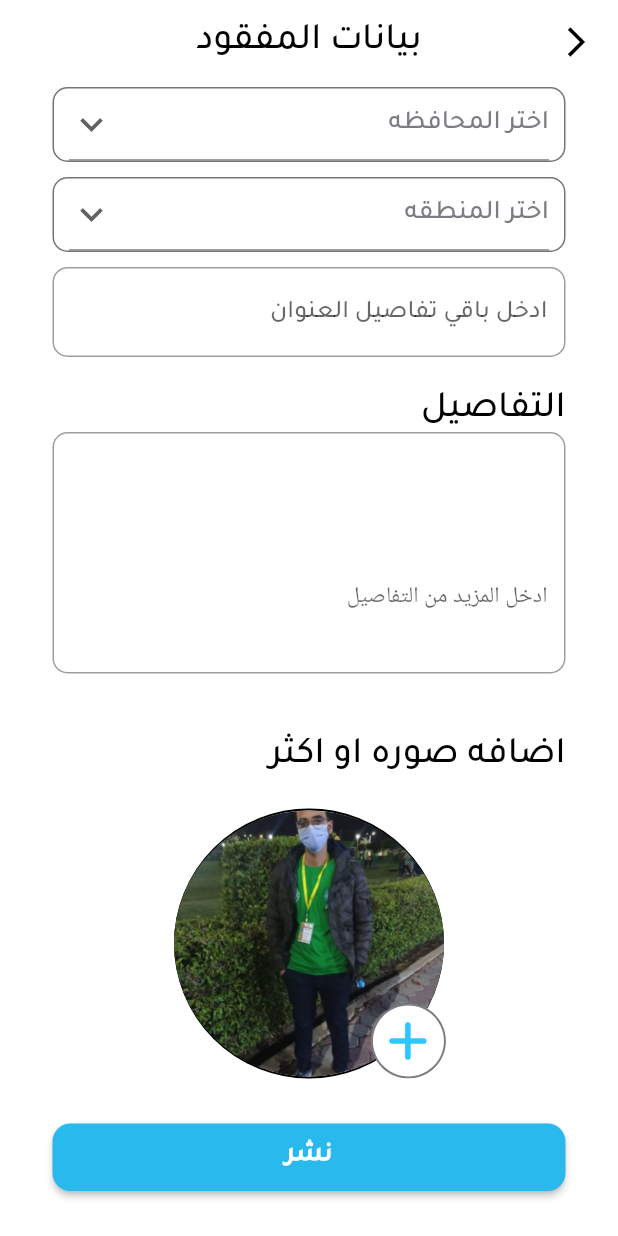
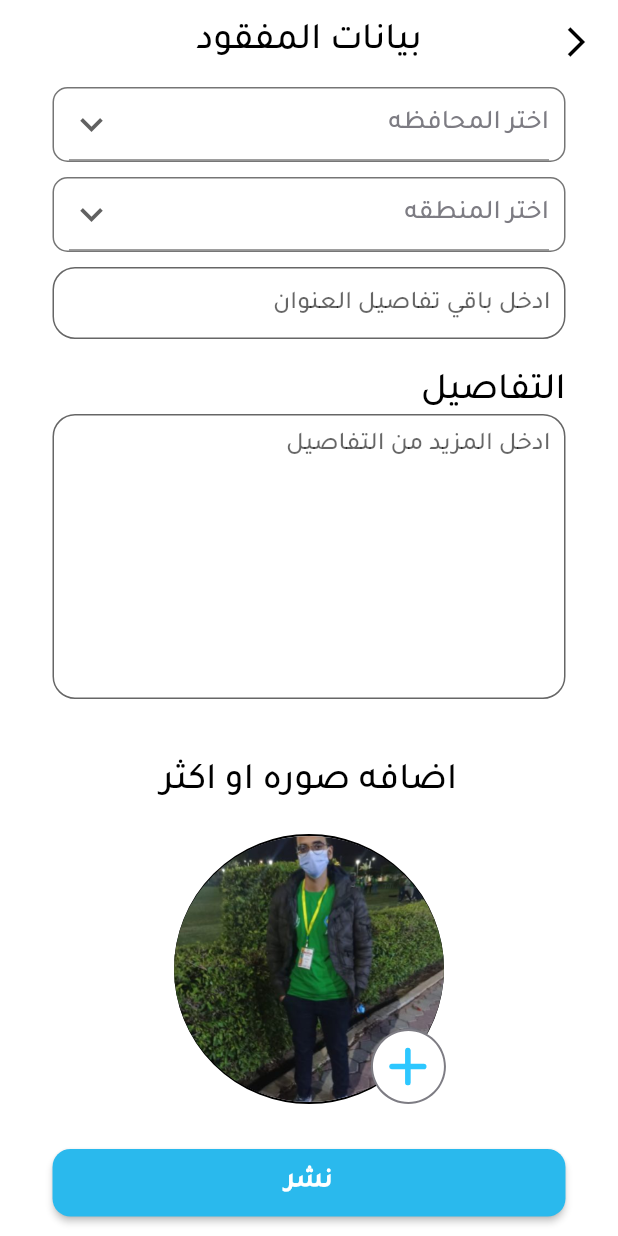
Before and after one commit to Mostafa-Osman/lost_app, a Flutter app: the AddPersonDataScreen screen opened directly, scrolled down 324 dp, on a phone screen of 412 x 824 dp. Run offline on Flutter 3.47's test engine with Material 2 defaults, Android fonts, the light colour scheme and no system bars; our stand-ins replace flutter_bloc, flutter_svg, flutter_switch, hexcolor, image_picker, lottie and 3 more.

Commit message:
no commit

```diff
--- a/lib/modules/add_person_data/add_person_cubit/states.dart
+++ b/lib/modules/add_person_data/add_person_cubit/states.dart
@@ -1,4 +1,17 @@
 abstract class PersonDataStates {}
 
 class PersonDataInitialState extends PersonDataStates {}
+
 class PictureState extends PersonDataStates {}
+
+class GetCameraImageLoading extends PersonDataStates {}
+
+class GetCameraImageSuccess extends PersonDataStates {}
+
+class GetCameraImageError extends PersonDataStates {}
+
+class GetGalleryImageLoading extends PersonDataStates {}
+
+class GetGalleryImageSuccess extends PersonDataStates {}
+
+class GetGalleryImageError extends PersonDataStates {}
--- a/lib/modules/add_person_data/ui/add_person_data.dart
+++ b/lib/modules/add_person_data/ui/add_person_data.dart
@@ -1,13 +1,11 @@
-import 'dart:ui';
-
 import 'package:flutter/cupertino.dart';
 import 'package:flutter/material.dart';
 import 'package:flutter/rendering.dart';
 import 'package:flutter_bloc/flutter_bloc.dart';
-import 'package:flutter_svg/svg.dart';
 import 'package:lost_app/modules/add_person_data/add_person_cubit/cubit.dart';
 import 'package:lost_app/modules/add_person_data/add_person_cubit/states.dart';
-
+import 'package:lost_app/modules/add_person_data/ui/dropdown_Button.dart';
+import 'package:lost_app/modules/add_person_data/ui/upload_pictures.dart';
 import 'package:lost_app/shared/components/raised_button_class.dart';
 import 'package:lost_app/shared/components/text_class.dart';
 import 'package:lost_app/shared/components/text_form_field_class.dart';
@@ -23,11 +21,10 @@ class _AddPersonDataScreenState extends State<AddPersonDataScreen> {
   final _genderKey = GlobalKey<FormState>();
   final _citiesKey = GlobalKey<FormState>();
   final _key = GlobalKey<FormState>();
-  var personName = TextEditingController();
-  var personAge = TextEditingController();
+  final TextEditingController personName = TextEditingController();
+  final TextEditingController personAge = TextEditingController();
   var moreTitleDetails = TextEditingController();
   var detailBox = TextEditingController();
-
   String? selectedValue;
 
   @override
@@ -53,16 +50,49 @@ class _AddPersonDataScreenState extends State<AddPersonDataScreen> {
                 child: Column(
                   crossAxisAlignment: CrossAxisAlignment.start,
                   children: [
-                    //set name, age
-                    buildForm(),
+                    Form(
+                      key: _formKey,
+                      child: Column(
+                        crossAxisAlignment: CrossAxisAlignment.start,
+                        children: [
+                          //name
+                          SizedBox(height: 10),
+                          TextClass(text: 'الاسم', fontSize: 25),
+                          TextFormFieldClass(
+                            roundedRectangleBorder: 10,
+                            controller: personName,
+                            textHint: 'ادخل اسم المفقود',
+                            textColor: lightGrey,
+                            validator: (value) => value!.isEmpty
+                                ? 'من فضلك ادخل اسم المفقود'
+                                : null,
+                          ),
+                          //age
+                          SizedBox(height: 10),
+                          TextClass(text: 'الفئه العمريه', fontSize: 25),
+                          TextFormFieldClass(
+                            roundedRectangleBorder: 10,
+                            controller: personAge,
+                            keyboardType: TextInputType.number,
+                            textHint: 'ادخل العمر التقريبي',
+                            textColor: lightGrey,
+                            validator: (value) => value!.isEmpty
+                                ? 'من فضلك ادخل العمر التقريبي'
+                                : null,
+                          ),
+                        ],
+                      ),
+                    ),
                     SizedBox(height: 10),
+
+                    //dropdownButton
                     TextClass(text: 'النوع', fontSize: 25),
-                    //dropdownButton for Gender
-                    dropdownButton(
+                    DropdownButtonClass(
                       key: _genderKey,
                       hintText: 'اختر النوع',
                       validator: (value) =>
                           value == null ? "من فضلك اختر النوع" : null,
+                      selectedValue: selectedValue,
                       items: ['ذكر', 'انثي', 'اخري']
                           .map((label) => DropdownMenuItem(
                                 child: TextClass(text: label.toString()),
@@ -74,11 +104,12 @@ class _AddPersonDataScreenState extends State<AddPersonDataScreen> {
                     SizedBox(height: 10),
                     TextClass(text: 'مكان الفقدان', fontSize: 25),
                     //dropdownButton for City
-                    dropdownButton(
+                    DropdownButtonClass(
                       key: _citiesKey,
                       hintText: 'اختر المحافظه',
                       validator: (value) =>
                           value == null ? "من فضلك اختر المحافظه" : null,
+                      selectedValue: selectedValue,
                       items: ['القاهره', 'الجيزه', 'اخري']
                           .map((label) => DropdownMenuItem(
                                 child: TextClass(text: label.toString()),
@@ -88,11 +119,12 @@ class _AddPersonDataScreenState extends State<AddPersonDataScreen> {
                     ),
                     SizedBox(height: 10),
                     //location details
-                    dropdownButton(
+                    DropdownButtonClass(
                       key: _key,
                       hintText: 'اختر المنطقه',
                       validator: (value) =>
                           value == null ? "من فضلك اختر المنطقه" : null,
+                      selectedValue: selectedValue,
                       items: ['حلوان', 'دار السلام', 'اخري']
                           .map((label) => DropdownMenuItem(
                                 child: TextClass(text: label.toString()),
@@ -100,18 +132,12 @@ class _AddPersonDataScreenState extends State<AddPersonDataScreen> {
                               ))
                           .toList(),
                     ),
+
                     SizedBox(height: 10),
                     // more title details
-                    TextField(
+                    TextFormFieldClass(
                       controller: moreTitleDetails,
-                      decoration: InputDecoration(
-                        border: OutlineInputBorder(
-                          borderRadius: BorderRadius.all(Radius.circular(10)),
-                        ),
-                        hintText: 'ادخل باقي تفاصيل العنوان',
-                      ),
-                      style: TextStyle(
-                          color: lightGrey, fontFamily: 'Tajawal', height: 0),
+                      textHint: 'ادخل باقي تفاصيل العنوان',
                     ),
                     SizedBox(height: 20),
                     TextClass(
@@ -119,29 +145,14 @@ class _AddPersonDataScreenState extends State<AddPersonDataScreen> {
                       fontSize: 25,
                     ),
 
-                    TextField(
-                      textAlignVertical: TextAlignVertical.top,
-                      decoration: InputDecoration(
-                        border: OutlineInputBorder(
-                          borderRadius: BorderRadius.all(Radius.circular(10)),
-                        ),
-                        hintText: 'ادخل المزيد من التفاصيل',
-                      ),
-                      style: TextStyle(height: 8.0, fontSize: 15),
+                    TextFormFieldClass(
+                      textHint: 'ادخل المزيد من التفاصيل',
                       controller: detailBox,
+                      maxLines: 10,
                     ),
-                    SizedBox(height: 20),
-                    //add photos
-                    Padding(
-                      padding: const EdgeInsets.only(top: 20.0, bottom: 20),
-                      child: TextClass(
-                        textAlign: TextAlign.start,
-                        text: 'اضافه صوره او اكثر',
-                        fontSize: 25,
-                      ),
-                    ),
+
                     // add picture
-                    containerPhotos(context),
+                    UploadPictures(),
                     Padding(
                       padding: const EdgeInsets.only(top: 30, bottom: 30),
                       child: RaisedButtonClass(
@@ -149,10 +160,10 @@ class _AddPersonDataScreenState extends State<AddPersonDataScreen> {
                             if (_formKey.currentState!.validate() &&
                                 _genderKey.currentState!.validate() &&
                                 _citiesKey.currentState!.validate() &&
-                                _key.currentState!.validate()) print('okey');
-                            print(AddPersonDataCubit.get(context)
-                                .listPhoto
-                                .length);
+                                _key.currentState!.validate())
+                              print(AddPersonDataCubit.get(context)
+                                  .imageCamera
+                                  .length);
                           },
                           text: "نشر",
                           textColor: white),
@@ -166,139 +177,4 @@ class _AddPersonDataScreenState extends State<AddPersonDataScreen> {
       },
     );
   }
-
-  containerPhotos(BuildContext context) {
-    return Container(
-      height: 180,
-      width: double.infinity,
-      child: (AddPersonDataCubit.get(context).listPhoto.length == 0)
-          ? Center(child: addPicture('assets/images/osman.jpg'))
-          : ListView.builder(
-              scrollDirection: Axis.horizontal,
-              itemCount: AddPersonDataCubit.get(context).listPhoto.length + 1,
-              itemBuilder: (context, index) {
-                return index == 0
-                    ? Padding(
-                        padding: const EdgeInsets.only(left: 10.0),
-                        child: addPicture('assets/images/osman.jpg'))
-                    : Padding(
-                        padding: const EdgeInsets.only(left: 10.0),
-                        child:
-                            //ClipOval(
-                            //   child:
-                            Image.asset(
-                          'assets/images/IMG20201116145812.jpg',
-                          height: 180,
-                          width: 180,
-                          fit: BoxFit.cover,
-                        ),
-
-                        //  ),
-                      );
-              },
-            ),
-    );
-  }
-
-  addPicture(imageUrl) {
-    return Stack(alignment: Alignment.bottomRight, children: [
-      Container(
-        decoration: BoxDecoration(
-          border: Border.all(
-            color: black,
-            width: 1.3,
-          ),
-          shape: BoxShape.circle,
-        ),
-        child: ClipOval(
-          child: Image.asset(
-            imageUrl,
-            height: 180,
-            width: 180,
-            fit: BoxFit.cover,
-            //color: Colors.white,
-          ),
-        ),
-      ),
-      Container(
-        child: Container(
-          height: 50,
-          width: 50,
-          child: InkWell(
-            child: SvgPicture.asset('assets/icons/add_icon.svg'),
-            onTap: () {
-              AddPersonDataCubit.get(context).addPicture();
-              print('picture pressed');
-            },
-          ),
-        ),
-      ),
-    ]);
-  }
-
-  buildForm() {
-    return Form(
-      key: _formKey,
-      child: Column(
-        crossAxisAlignment: CrossAxisAlignment.start,
-        children: [
-          //name
-          SizedBox(height: 10),
-          TextClass(text: 'الاسم', fontSize: 25),
-          TextFormFieldClass(
-            roundedRectangleBorder: 10,
-            controller: personName,
-            textHint: 'ادخل اسم المفقود',
-            textColor: lightGrey,
-            validator: (value) =>
-                value!.isEmpty ? 'من فضلك ادخل اسم المفقود' : null,
-          ),
-          //age
-          SizedBox(height: 10),
-          TextClass(text: 'الفئه العمريه', fontSize: 25),
-          TextFormFieldClass(
-            roundedRectangleBorder: 10,
-            controller: personAge,
-            keyboardType: TextInputType.number,
-            textHint: 'ادخل العمر التقريبي',
-            textColor: lightGrey,
-            validator: (value) =>
-                value!.isEmpty ? 'من فضلك ادخل العمر التقريبي' : null,
-          ),
-        ],
-      ),
-    );
-  }
-
-  dropdownButton({
-    required key,
-    required hintText,
-    required validator,
-    required items,
-  }) {
-    return Container(
-      height: 50,
-      width: double.infinity,
-      padding: EdgeInsets.only(right: 10.0, left: 10.0),
-      decoration: BoxDecoration(
-        border: Border.all(color: Colors.black54),
-        borderRadius: BorderRadius.circular(10),
-      ),
-      child: Form(
-        key: key,
-        child: DropdownButtonFormField(
-            hint: TextClass(text: hintText, textColor: lightGrey),
-            icon: Icon(Icons.keyboard_arrow_down_outlined, size: 30),
-            validator: validator,
-            dropdownColor: Colors.grey[200],
-            value: selectedValue,
-            onChanged: (String? newValue) {
-              setState(() {
-                selectedValue = newValue!;
-              });
-            },
-            items: items),
-      ),
-    );
-  }
 }
--- /dev/null
+++ b/lib/modules/add_person_data/ui/dropdown_Button.dart
@@ -0,0 +1,42 @@
+import 'package:flutter/material.dart';
+import 'package:lost_app/shared/components/text_class.dart';
+import 'package:lost_app/shared/styles/color.dart';
+
+class DropdownButtonClass extends StatelessWidget {
+  GlobalKey<FormState> key = GlobalKey<FormState>();
+  final hintText;
+  final validator;
+  final items;
+  final selectedValue;
+
+  DropdownButtonClass(
+      {required this.key,
+      this.hintText,
+      this.validator,
+      this.items,
+      this.selectedValue});
+
+  @override
+  Widget build(BuildContext context) {
+    return Container(
+      height: 50,
+      width: double.infinity,
+      padding: EdgeInsets.only(right: 10.0, left: 10.0),
+      decoration: BoxDecoration(
+        border: Border.all(color: Colors.black54),
+        borderRadius: BorderRadius.circular(10),
+      ),
+      child: Form(
+        key: key,
+        child: DropdownButtonFormField(
+            hint: TextClass(text: hintText, textColor: lightGrey),
+            icon: Icon(Icons.keyboard_arrow_down_outlined, size: 30),
+            validator: validator,
+            dropdownColor: Colors.grey[200],
+            value: selectedValue,
+            onChanged: (value) {},
+            items: items),
+      ),
+    );
+  }
+}
--- /dev/null
+++ b/lib/modules/add_person_data/ui/upload_pictures.dart
@@ -0,0 +1,135 @@
+import 'dart:io';
+
+import 'package:flutter/material.dart';
+import 'package:flutter_svg/svg.dart';
+import 'package:lost_app/modules/add_person_data/add_person_cubit/cubit.dart';
+import 'package:lost_app/shared/components/alert_dialog_class.dart';
+import 'package:lost_app/shared/components/divider_class.dart';
+import 'package:lost_app/shared/components/text_class.dart';
+import 'package:lost_app/shared/styles/color.dart';
+
+class UploadPictures extends StatelessWidget {
+  @override
+  Widget build(BuildContext context) {
+    return Column(
+      children: [
+        //add photos
+        Padding(
+          padding: const EdgeInsets.only(top: 40.0, bottom: 20),
+          child: TextClass(
+            textAlign: TextAlign.start,
+            text: 'اضافه صوره او اكثر',
+            fontSize: 25,
+          ),
+        ),
+        Container(
+          height: 180,
+          width: double.infinity,
+          child: (AddPersonDataCubit.get(context).imageCamera.length == 0)
+              ? Center(child: addPicture('assets/images/osman.jpg', context))
+              : ListView.builder(
+                  scrollDirection: Axis.horizontal,
+                  itemCount: AddPersonDataCubit.get(context).imageCamera.length + 1,
+                  itemBuilder: (context, index) {
+                    return index == 0
+                        ? Padding(
+                            padding: const EdgeInsets.only(left: 10.0),
+                            child: addPicture('assets/images/osman.jpg', context))
+                        : Padding(
+                            padding: const EdgeInsets.only(left: 10.0),
+                            child: ClipOval(
+                              child: Image.file(
+                                File(
+                                  AddPersonDataCubit.get(context)
+                                      .imageCamera[index - 1]
+                                      .path,
+                                ),
+                                fit: BoxFit.cover,
+                                height: 180,
+                                width: 180,
+                              ),
+                            ),
+                          );
+                  },
+                ),
+        ),
+      ],
+    );
+  }
+
+  addPicture(imageUrl, context) {
+    return Stack(alignment: Alignment.bottomRight, children: [
+      Container(
+        decoration: BoxDecoration(
+          border: Border.all(
+            color: black,
+            width: 1.3,
+          ),
+          shape: BoxShape.circle,
+        ),
+        child: ClipOval(
+          child: Image.asset(
+            imageUrl,
+            height: 180,
+            width: 180,
+            fit: BoxFit.cover,
+            //color: Colors.white,
+          ),
+        ),
+      ),
+      Container(
+        child: Container(
+          height: 50,
+          width: 50,
+          child: InkWell(
+            child: SvgPicture.asset('assets/icons/add_icon.svg'),
+            onTap: () => pp(context),
+            //navigateTo(context, UploadPictures())
+          ),
+        ),
+      ),
+    ]);
+  }
+
+  pp(context) => showDialog(
+      context: context,
+      builder: (BuildContext context) => AlertDialogClass(
+            isDoneIcon: false,
+            height: 220.0,
+            widget: TextClass(
+              text: 'اختر طريقه ادراج الصور',
+              fontSize: 25,
+            ),
+            bottomWidget: Padding(
+              padding: const EdgeInsets.all(10.0),
+              child: Column(
+                crossAxisAlignment: CrossAxisAlignment.start,
+                children: [
+                  DividerClass(thickness: 1),
+                  ListTile(
+                      leading: Icon(Icons.add_photo_alternate_outlined),
+                      title: TextClass(
+                          text: 'من المعرض',
+                          textAlign: TextAlign.start,
+                          fontSize: 20,
+                          textColor: mainColor),
+                      onTap: () {
+                        AddPersonDataCubit.get(context).getImageFromGallery();
+                      }),
+                  ListTile(
+                      leading: Icon(Icons.add_a_photo_outlined),
+                      title: TextClass(
+                          text: 'الكاميرا',
+                          textAlign: TextAlign.start,
+                          fontSize: 20,
+                          textColor: mainColor),
+                      onTap: () {
+                        AddPersonDataCubit.get(context).getImageFromCamera();
+                        print(
+                            AddPersonDataCubit.get(context).imageCamera.length);
+                      }),
+                ],
+              ),
+            ),
+          ));
+}
--- a/lib/modules/login/login_cubit/states.dart
+++ b/lib/modules/login/login_cubit/states.dart
@@ -1,4 +1,5 @@
 abstract class LoginStates {}
 
 class LoginInitialState extends LoginStates {}
+
 class LoginVisibilityPasswordState extends LoginStates {}
--- a/lib/shared/components/text_button_class.dart
+++ b/lib/shared/components/text_button_class.dart
@@ -37,7 +37,8 @@ class _TextButtonClassState extends State<TextButtonClass> {
   @override
   Widget build(BuildContext context) {
     return TextButton(
-      child: TextClass(
+      child:
+      TextClass(
         text: widget.text,
         fontSize: widget.fontSize,
         fontWeight: widget.fontWeight,
--- a/lib/shared/components/text_form_field_class.dart
+++ b/lib/shared/components/text_form_field_class.dart
@@ -42,6 +42,8 @@ class TextFormFieldClass extends StatelessWidget {
   InputDecoration? decoration;
   TextStyle? textStyle;
   StrutStyle? structStyle;
+  bool autofocus;
+  int maxLines;
 
   TextFormFieldClass({
     required this.controller,
@@ -55,6 +57,7 @@ class TextFormFieldClass extends StatelessWidget {
     this.prefix,
     this.roundedRectangleBorder = 15.0,
     this.obscureText = false,
+    this.autofocus=false,
     this.suffixIcon,
     this.keyboardType,
     this.label,
@@ -62,6 +65,7 @@ class TextFormFieldClass extends StatelessWidget {
     this.textStyle,
     this.contentPadding =
         const EdgeInsets.symmetric(vertical: 10.0, horizontal: 10.0),
+    this.maxLines=1,
   });
 
   @override
@@ -71,6 +75,7 @@ class TextFormFieldClass extends StatelessWidget {
       keyboardType: keyboardType,
       validator: validator,
       textAlign: textAlign,
+      autofocus: autofocus,
       style: TextStyle(
         color: textColor,
 
@@ -93,6 +98,7 @@ class TextFormFieldClass extends StatelessWidget {
         suffixIcon: suffixIcon,
       ),
       obscureText: obscureText,
+      maxLines:maxLines,
     );
   }
 }
--- a/pubspec.yaml
+++ b/pubspec.yaml
@@ -36,7 +36,6 @@ dependencies:
   flutter_svg: ^0.22.0
   flutter_bloc:
   image_picker:
-  country_state_city_picker: ^1.2.8
 
 
 
```
Also changed, not shown: lib/main.dart (+6 -2 lines), lib/modules/add_person_data/add_person_cubit/cubit.dart (+24 -4 lines), pubspec.lock.
